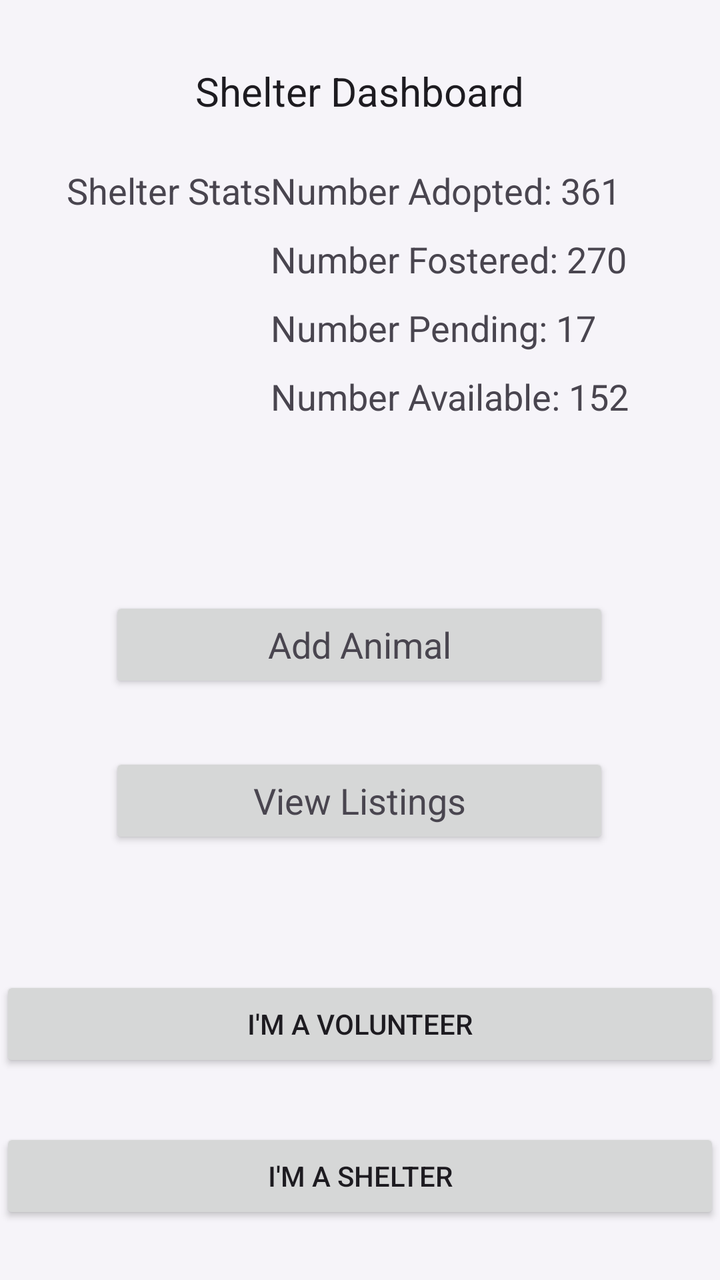
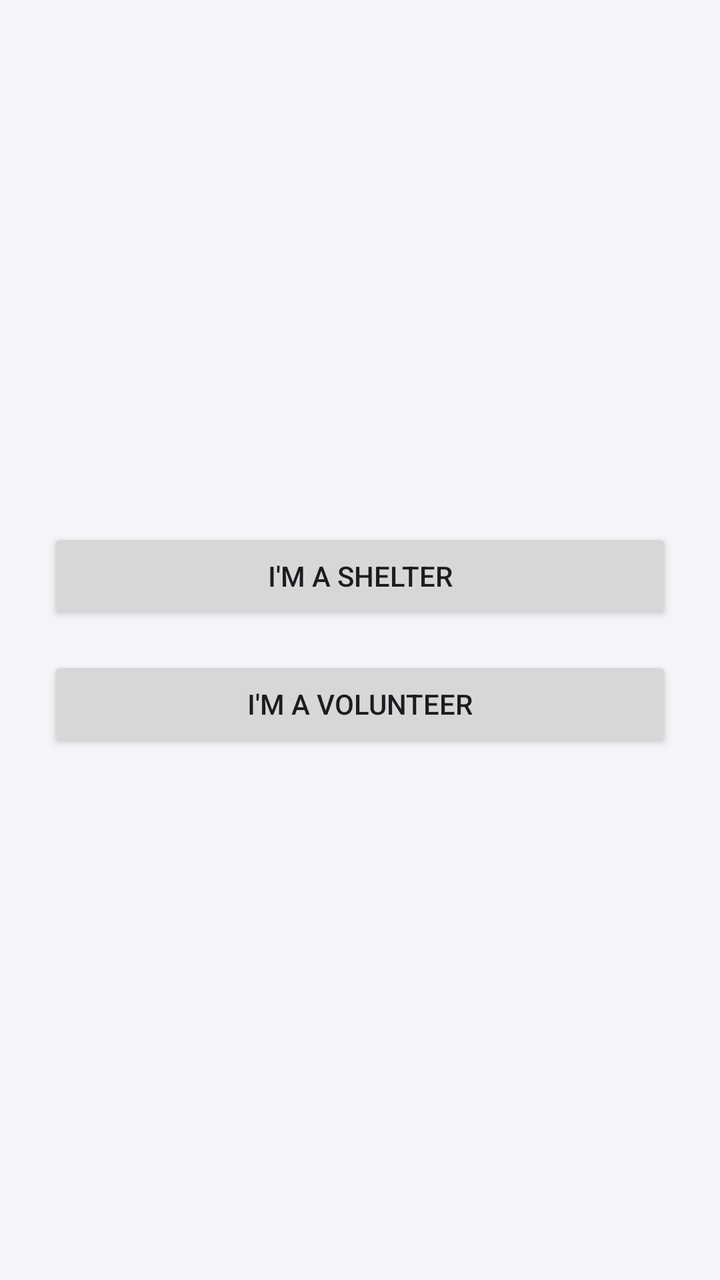

An Android layout rendered at two revisions. The XML below is the earlier revision; the diff shows what the commit changed to produce the second picture.
<!-- AndroidManifest.xml: application theme Theme.FureverHome -->
<!-- res/layout/fragment_dashboard.xml -->
<?xml version="1.0" encoding="utf-8"?>
<androidx.constraintlayout.widget.ConstraintLayout xmlns:android="http://schemas.android.com/apk/res/android"
    xmlns:app="http://schemas.android.com/apk/res-auto"
    xmlns:tools="http://schemas.android.com/tools"
    android:layout_width="match_parent"
    android:layout_height="match_parent"
    android:onClick="launchAnimalListings">

    <Button
        android:id="@+id/btn_shelter"
        android:layout_width="match_parent"
        android:layout_height="wrap_content"
        android:layout_marginBottom="28dp"
        android:text="I'm a Shelter"
        app:layout_constraintBottom_toBottomOf="parent"
        app:layout_constraintEnd_toEndOf="parent"
        app:layout_constraintHorizontal_bias="0.0"
        app:layout_constraintStart_toStartOf="parent" />

    <Button
        android:id="@+id/btn_volunteer"
        android:layout_width="match_parent"
        android:layout_height="wrap_content"
        android:layout_marginBottom="28dp"
        android:text="I'm a Volunteer"
        app:layout_constraintBottom_toTopOf="@+id/btn_shelter"
        app:layout_constraintStart_toStartOf="parent" />

    <TextView
        android:id="@+id/shelterDashboardHeader"
        android:layout_width="wrap_content"
        android:layout_height="wrap_content"
        android:layout_marginTop="32dp"
        android:text="Shelter Dashboard"
        android:textAppearance="@style/TextAppearance.AppCompat.Large"
        android:textSize="20sp"
        app:layout_constraintEnd_toEndOf="parent"
        app:layout_constraintStart_toStartOf="parent"
        app:layout_constraintTop_toTopOf="parent" />

    <TextView
        android:id="@+id/shelterStatsText"
        android:layout_width="wrap_content"
        android:layout_height="wrap_content"
        android:layout_marginTop="24dp"
        android:text="Shelter Stats"
        android:textAppearance="@style/TextAppearance.AppCompat.Medium"
        app:layout_constraintEnd_toEndOf="parent"
        app:layout_constraintHorizontal_bias="0.129"
        app:layout_constraintStart_toStartOf="parent"
        app:layout_constraintTop_toBottomOf="@+id/shelterDashboardHeader" />

    <TextView
        android:id="@+id/numberAdoptedText"
        android:layout_width="wrap_content"
        android:layout_height="wrap_content"
        android:layout_marginTop="24dp"
        android:text="Number Adopted: 361"
        android:textAppearance="@style/TextAppearance.AppCompat.Medium"
        app:layout_constraintEnd_toEndOf="parent"
        app:layout_constraintHorizontal_bias="0.732"
        app:layout_constraintStart_toStartOf="parent"
        app:layout_constraintTop_toBottomOf="@+id/shelterDashboardHeader" />

    <TextView
        android:id="@+id/numberFosteredText"
        android:layout_width="wrap_content"
        android:layout_height="wrap_content"
        android:layout_marginTop="10dp"
        android:text="Number Fostered: 270"
        android:textAppearance="@style/TextAppearance.AppCompat.Medium"
        app:layout_constraintStart_toStartOf="@+id/numberAdoptedText"
        app:layout_constraintTop_toBottomOf="@+id/numberAdoptedText" />

    <TextView
        android:id="@+id/NumberPendingText"
        android:layout_width="wrap_content"
        android:layout_height="wrap_content"
        android:layout_marginTop="10dp"
        android:text="Number Pending: 17"
        android:textAppearance="@style/TextAppearance.AppCompat.Medium"
        app:layout_constraintStart_toStartOf="@+id/numberFosteredText"
        app:layout_constraintTop_toBottomOf="@+id/numberFosteredText" />

    <TextView
        android:id="@+id/numberAvailableText"
        android:layout_width="wrap_content"
        android:layout_height="wrap_content"
        android:layout_marginTop="10dp"
        android:text="Number Available: 152"
        android:textAppearance="@style/TextAppearance.AppCompat.Medium"
        app:layout_constraintStart_toStartOf="@+id/NumberPendingText"
        app:layout_constraintTop_toBottomOf="@+id/NumberPendingText" />

    <Button
        android:id="@+id/addAnimalButton"
        android:layout_width="250dp"
        android:layout_height="wrap_content"
        android:layout_marginTop="88dp"
        android:text="Add Animal"
        android:textAppearance="@style/TextAppearance.AppCompat.Medium"
        app:layout_constraintEnd_toEndOf="parent"
        app:layout_constraintHorizontal_bias="0.496"
        app:layout_constraintStart_toStartOf="parent"
        app:layout_constraintTop_toBottomOf="@+id/numberAvailableText" />

    <Button
        android:id="@+id/viewListingsButton"
        android:layout_width="250dp"
        android:layout_height="wrap_content"
        android:layout_marginTop="30dp"
        android:onClick="launchAnimalListings"
        android:text="View Listings"
        android:textAppearance="@style/TextAppearance.AppCompat.Medium"
        app:layout_constraintEnd_toEndOf="parent"
        app:layout_constraintHorizontal_bias="0.496"
        app:layout_constraintStart_toStartOf="parent"
        app:layout_constraintTop_toBottomOf="@+id/addAnimalButton" />
</androidx.constraintlayout.widget.ConstraintLayout>
<!-- resources referenced by this layout -->
<resources>
  <style name="Theme.FureverHome" parent="Theme.Material3.DayNight.NoActionBar">
          <item name="colorPrimary">@color/md_theme_light_primary</item>
          <item name="colorOnPrimary">@color/md_theme_light_onPrimary</item>
  
          <item name="colorSecondary">@color/md_theme_light_secondary</item>
          <item name="colorOnSecondary">@color/md_theme_light_onSecondary</item>
  
          <item name="android:windowBackground">@color/md_theme_light_background</item>
          <item name="colorOnBackground">@color/md_theme_light_onBackground</item>
  
          <item name="colorSurface">@color/md_theme_light_surface</item>
          <item name="colorOnSurface">@color/md_theme_light_onSurface</item>
  
          <item name="colorError">@color/md_theme_light_error</item>
          <item name="colorOnError">@color/md_theme_light_onError</item>
  
          <item name="colorOutline">@color/md_theme_light_outline</item>
          <item name="colorControlActivated">@color/md_theme_light_primary</item>
          <item name="bottomNavigationStyle">@style/CustomBottomNav</item>
  
      </style>
  <color name="md_theme_light_primary">#B8A5C9</color>
  <color name="md_theme_light_onPrimary">#FFFFFF</color>
  <color name="md_theme_light_secondary">#CBBCCF</color>
  <color name="md_theme_light_onSecondary">#403843</color>
  <color name="md_theme_light_background">#F6F4F9</color>
  <color name="md_theme_light_onBackground">#2D2B30</color>
  <color name="md_theme_light_surface">#EDE9F2</color>
  <color name="md_theme_light_onSurface">#332F37</color>
  <color name="md_theme_light_error">#DDA6A1</color>
  <color name="md_theme_light_onError">#FFFFFF</color>
  <color name="md_theme_light_outline">#A89AB3</color>
  <style name="CustomBottomNav" parent="Widget.Material3.BottomNavigationView">
           <item name="android:background">@color/md_theme_light_surface</item>
           <item name="android:itemBackground">@color/md_theme_light_primary</item>
       </style>
</resources>

<!-- the commit's change to res/layout/fragment_dashboard.xml (unified diff, before → after) -->
@@ -3,117 +3,28 @@
     xmlns:app="http://schemas.android.com/apk/res-auto"
     xmlns:tools="http://schemas.android.com/tools"
     android:layout_width="match_parent"
-    android:layout_height="match_parent"
-    android:onClick="launchAnimalListings">
+    android:layout_height="match_parent">
 
-    <Button
-        android:id="@+id/btn_shelter"
+    <LinearLayout xmlns:android="http://schemas.android.com/apk/res/android"
         android:layout_width="match_parent"
-        android:layout_height="wrap_content"
-        android:layout_marginBottom="28dp"
-        android:text="I'm a Shelter"
-        app:layout_constraintBottom_toBottomOf="parent"
-        app:layout_constraintEnd_toEndOf="parent"
-        app:layout_constraintHorizontal_bias="0.0"
-        app:layout_constraintStart_toStartOf="parent" />
+        android:layout_height="match_parent"
+        android:gravity="center"
+        android:orientation="vertical"
+        android:padding="24dp">
 
-    <Button
-        android:id="@+id/btn_volunteer"
-        android:layout_width="match_parent"
-        android:layout_height="wrap_content"
-        android:layout_marginBottom="28dp"
-        android:text="I'm a Volunteer"
-        app:layout_constraintBottom_toTopOf="@+id/btn_shelter"
-        app:layout_constraintStart_toStartOf="parent" />
+        <Button
+            android:id="@+id/btn_shelter"
+            android:layout_width="match_parent"
+            android:layout_height="wrap_content"
+            android:text="I'm a Shelter" />
 
-    <TextView
-        android:id="@+id/shelterDashboardHeader"
-        android:layout_width="wrap_content"
-        android:layout_height="wrap_content"
-        android:layout_marginTop="32dp"
-        android:text="Shelter Dashboard"
-        android:textAppearance="@style/TextAppearance.AppCompat.Large"
-        android:textSize="20sp"
-        app:layout_constraintEnd_toEndOf="parent"
-        app:layout_constraintStart_toStartOf="parent"
-        app:layout_constraintTop_toTopOf="parent" />
+        <Button
+            android:id="@+id/btn_volunteer"
+            android:layout_width="match_parent"
+            android:layout_height="wrap_content"
+            android:text="I'm a Volunteer"
+            android:layout_marginTop="16dp" />
+    </LinearLayout>
 
-    <TextView
-        android:id="@+id/shelterStatsText"
-        android:layout_width="wrap_content"
-        android:layout_height="wrap_content"
-        android:layout_marginTop="24dp"
-        android:text="Shelter Stats"
-        android:textAppearance="@style/TextAppearance.AppCompat.Medium"
-        app:layout_constraintEnd_toEndOf="parent"
-        app:layout_constraintHorizontal_bias="0.129"
-        app:layout_constraintStart_toStartOf="parent"
-        app:layout_constraintTop_toBottomOf="@+id/shelterDashboardHeader" />
 
-    <TextView
-        android:id="@+id/numberAdoptedText"
-        android:layout_width="wrap_content"
-        android:layout_height="wrap_content"
-        android:layout_marginTop="24dp"
-        android:text="Number Adopted: 361"
-        android:textAppearance="@style/TextAppearance.AppCompat.Medium"
-        app:layout_constraintEnd_toEndOf="parent"
-        app:layout_constraintHorizontal_bias="0.732"
-        app:layout_constraintStart_toStartOf="parent"
-        app:layout_constraintTop_toBottomOf="@+id/shelterDashboardHeader" />
-
-    <TextView
-        android:id="@+id/numberFosteredText"
-        android:layout_width="wrap_content"
-        android:layout_height="wrap_content"
-        android:layout_marginTop="10dp"
-        android:text="Number Fostered: 270"
-        android:textAppearance="@style/TextAppearance.AppCompat.Medium"
-        app:layout_constraintStart_toStartOf="@+id/numberAdoptedText"
-        app:layout_constraintTop_toBottomOf="@+id/numberAdoptedText" />
-
-    <TextView
-        android:id="@+id/NumberPendingText"
-        android:layout_width="wrap_content"
-        android:layout_height="wrap_content"
-        android:layout_marginTop="10dp"
-        android:text="Number Pending: 17"
-        android:textAppearance="@style/TextAppearance.AppCompat.Medium"
-        app:layout_constraintStart_toStartOf="@+id/numberFosteredText"
-        app:layout_constraintTop_toBottomOf="@+id/numberFosteredText" />
-
-    <TextView
-        android:id="@+id/numberAvailableText"
-        android:layout_width="wrap_content"
-        android:layout_height="wrap_content"
-        android:layout_marginTop="10dp"
-        android:text="Number Available: 152"
-        android:textAppearance="@style/TextAppearance.AppCompat.Medium"
-        app:layout_constraintStart_toStartOf="@+id/NumberPendingText"
-        app:layout_constraintTop_toBottomOf="@+id/NumberPendingText" />
-
-    <Button
-        android:id="@+id/addAnimalButton"
-        android:layout_width="250dp"
-        android:layout_height="wrap_content"
-        android:layout_marginTop="88dp"
-        android:text="Add Animal"
-        android:textAppearance="@style/TextAppearance.AppCompat.Medium"
-        app:layout_constraintEnd_toEndOf="parent"
-        app:layout_constraintHorizontal_bias="0.496"
-        app:layout_constraintStart_toStartOf="parent"
-        app:layout_constraintTop_toBottomOf="@+id/numberAvailableText" />
-
-    <Button
-        android:id="@+id/viewListingsButton"
-        android:layout_width="250dp"
-        android:layout_height="wrap_content"
-        android:layout_marginTop="30dp"
-        android:onClick="launchAnimalListings"
-        android:text="View Listings"
-        android:textAppearance="@style/TextAppearance.AppCompat.Medium"
-        app:layout_constraintEnd_toEndOf="parent"
-        app:layout_constraintHorizontal_bias="0.496"
-        app:layout_constraintStart_toStartOf="parent"
-        app:layout_constraintTop_toBottomOf="@+id/addAnimalButton" />
 </androidx.constraintlayout.widget.ConstraintLayout>
